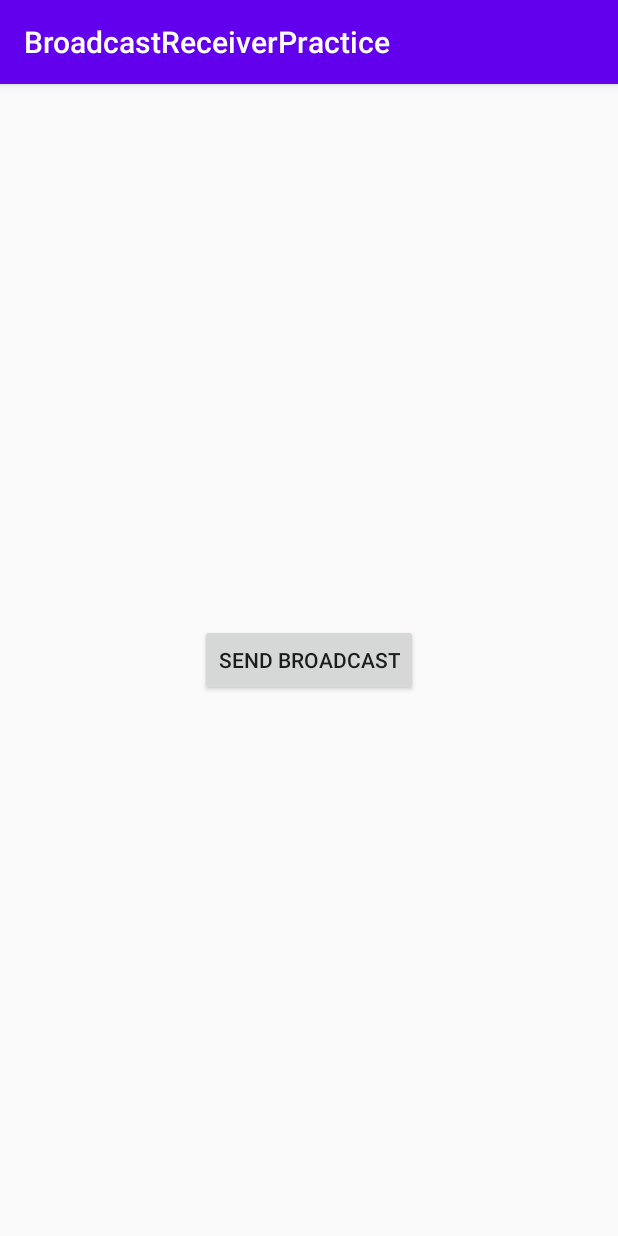
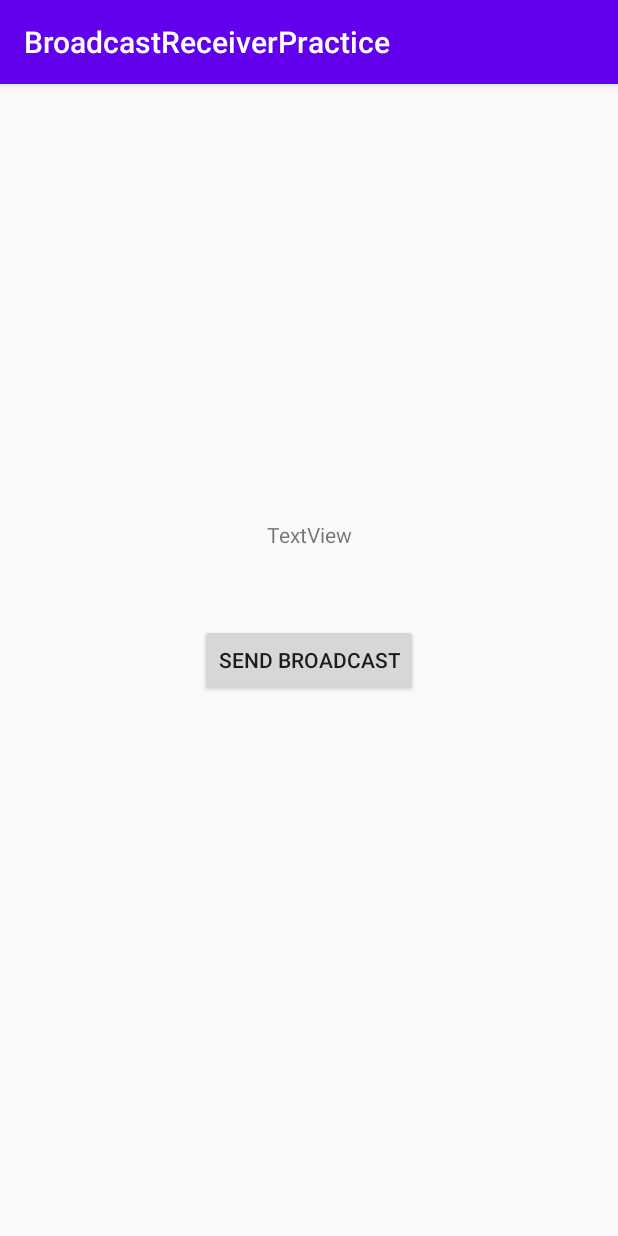
Before and after one commit to AkashShahriar55/Training, an Android app: the screen it shows after launch (MainActivity), on a phone screen of 412 x 824 dp. Run offline under Robolectric (Android 15) with nearby library versions, the phone set to English and light mode, and no system bars.

Commit message:
29-04-2020

```diff
--- a/BroadcastReceiverPractice/app/src/main/java/com/example/broadcastreceiverpractice/CustomReceiver.java
+++ b/BroadcastReceiverPractice/app/src/main/java/com/example/broadcastreceiverpractice/CustomReceiver.java
@@ -16,6 +16,10 @@ public class CustomReceiver extends BroadcastReceiver {
 
         // get the intent action from the intent parameter
         String intentAction = intent.getAction();
+
+        //get the random no from extra
+        int rand = intent.getIntExtra("random",0);
+
         // switch for different toast message based on action
         if(intentAction != null){
             String toastMessage = "unknown intent action";
@@ -28,7 +32,7 @@ public class CustomReceiver extends BroadcastReceiver {
                     break;
                 //respond to the custom broadcast
                 case ACTION_CUSTOM_BROADCAST:
-                    toastMessage = "Custom Broadcast Received";
+                    toastMessage = "Custom Broadcast Received and the number is "+rand;
                     break;
             }
             //Display the message
--- a/BroadcastReceiverPractice/app/src/main/java/com/example/broadcastreceiverpractice/MainActivity.java
+++ b/BroadcastReceiverPractice/app/src/main/java/com/example/broadcastreceiverpractice/MainActivity.java
@@ -7,6 +7,9 @@ import android.content.Intent;
 import android.content.IntentFilter;
 import android.os.Bundle;
 import android.view.View;
+import android.widget.TextView;
+
+import java.util.Random;
 
 public class MainActivity extends AppCompatActivity {
 
@@ -15,11 +18,15 @@ public class MainActivity extends AppCompatActivity {
     private static final String ACTION_CUSTOM_BROADCAST
             = BuildConfig.APPLICATION_ID+".ACTION_CUSTOM_BROADCAST";
 
+    private TextView message;
+
 
     @Override
     protected void onCreate(Bundle savedInstanceState) {
         super.onCreate(savedInstanceState);
         setContentView(R.layout.activity_main);
+
+        message = findViewById(R.id.textView);
 
         //it specifies the types of intents a component can receive
         //it will filter out the intents based on action and category
@@ -41,6 +48,7 @@ public class MainActivity extends AppCompatActivity {
 
 
     }
+
 
     @Override
     protected void onDestroy() {
@@ -64,7 +72,12 @@ public class MainActivity extends AppCompatActivity {
 
         //create a custom broadcast intent
         Intent customBroadcastIntent = new Intent(ACTION_CUSTOM_BROADCAST);
+        //sending random no using extra using intent
+        int rand = new Random().nextInt(100);
+        customBroadcastIntent.putExtra("random",rand);
         //send the broadcast using LocalBroadcastManager
         LocalBroadcastManager.getInstance(this).sendBroadcast(customBroadcastIntent);
+
+        message.setText(String.valueOf(rand));
     }
 }
--- a/BroadcastReceiverPractice/app/src/main/res/layout/activity_main.xml
+++ b/BroadcastReceiverPractice/app/src/main/res/layout/activity_main.xml
@@ -17,4 +17,14 @@
         app:layout_constraintHorizontal_bias="0.5"
         app:layout_constraintStart_toStartOf="parent"
         app:layout_constraintTop_toTopOf="parent" />
+
+    <TextView
+        android:id="@+id/textView"
+        android:layout_width="wrap_content"
+        android:layout_height="wrap_content"
+        android:layout_marginBottom="50dp"
+        android:text="TextView"
+        app:layout_constraintBottom_toTopOf="@+id/button"
+        app:layout_constraintEnd_toEndOf="@+id/button"
+        app:layout_constraintStart_toStartOf="@+id/button" />
 </androidx.constraintlayout.widget.ConstraintLayout>
```
Also changed, not shown: 2 other files.
